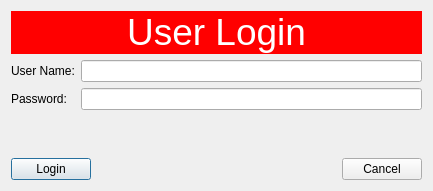
First picture: the form in home/src/userlogin.ui, repository eboladev/smarterp, before the edit.
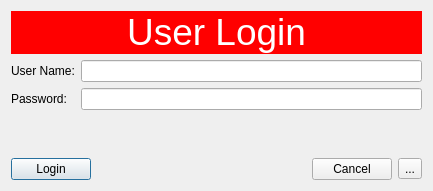
Second picture: the form after the edit. Icons and pictures are not drawn.

```diff
--- a/home/src/userlogin.ui
+++ b/home/src/userlogin.ui
@@ -106,6 +106,17 @@
        </property>
       </widget>
      </item>
+     <item>
+      <widget class="QToolButton" name="cmdDbSetup">
+       <property name="text">
+        <string>...</string>
+       </property>
+       <property name="icon">
+        <iconset resource="../../universal/debtcollection/res.qrc">
+         <normaloff>:/images/wheel.ico</normaloff>:/images/wheel.ico</iconset>
+       </property>
+      </widget>
+     </item>
     </layout>
    </item>
   </layout>
```
Left out of the diff: 8 changed lines with no effect on the pictures.
